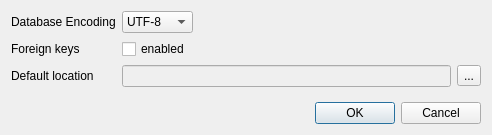
Above: src/PreferencesDialog.ui from sqlitebrowser/sqlitebrowser before the change. Below: the same form after it.
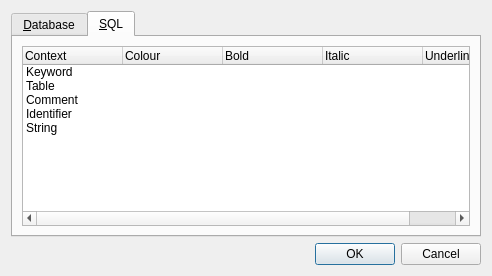
That is the form after the change. The open tabs and pages were chosen to show the change.

Commit message:
Make syntax highlighting configurable
Add new options to the preferences dialog to change the colours and text
styles used in the SQL syntax highlighter.

Diff of the .ui file:
```diff
--- a/src/PreferencesDialog.ui
+++ b/src/PreferencesDialog.ui
@@ -7,7 +7,7 @@
     <x>0</x>
     <y>0</y>
     <width>492</width>
-    <height>135</height>
+    <height>276</height>
    </rect>
   </property>
   <property name="windowTitle">
@@ -18,6 +18,14 @@
   </property>
   <layout class="QVBoxLayout" name="verticalLayout">
    <item>
+    <widget class="QTabWidget" name="tabWidget">
+     <property name="currentIndex">
+      <number>0</number>
+     </property>
+     <widget class="QWidget" name="tab">
+      <attribute name="title">
+       <string>&amp;Database</string>
+      </attribute>
     <layout class="QFormLayout" name="formLayout">
      <property name="fieldGrowthPolicy">
       <enum>QFormLayout::ExpandingFieldsGrow</enum>
@@ -25,7 +33,7 @@
      <item row="0" column="0">
       <widget class="QLabel" name="label">
        <property name="text">
-        <string>Database Encoding</string>
+          <string>Database &amp;encoding</string>
        </property>
        <property name="buddy">
         <cstring>encodingComboBox</cstring>
@@ -52,7 +60,7 @@
         <string>Open databases with foreign keys enabled.</string>
        </property>
        <property name="text">
-        <string>Foreign keys</string>
+          <string>&amp;Foreign keys</string>
        </property>
        <property name="buddy">
         <cstring>foreignKeysCheckBox</cstring>
@@ -69,7 +77,7 @@
      <item row="2" column="0">
       <widget class="QLabel" name="label_4">
        <property name="text">
-        <string>Default location</string>
+          <string>Default &amp;location</string>
        </property>
        <property name="buddy">
         <cstring>locationEdit</cstring>
@@ -95,6 +103,81 @@
       </layout>
      </item>
     </layout>
+     </widget>
+     <widget class="QWidget" name="tab_2">
+      <attribute name="title">
+       <string>&amp;SQL</string>
+      </attribute>
+      <layout class="QGridLayout" name="gridLayout">
+       <item row="0" column="0">
+        <widget class="QTreeWidget" name="treeSyntaxHighlighting">
+         <property name="showDropIndicator" stdset="0">
+          <bool>false</bool>
+         </property>
+         <property name="rootIsDecorated">
+          <bool>false</bool>
+         </property>
+         <column>
+          <property name="text">
+           <string>Context</string>
+          </property>
+         </column>
+         <column>
+          <property name="text">
+           <string>Colour</string>
+          </property>
+         </column>
+         <column>
+          <property name="text">
+           <string>Bold</string>
+          </property>
+         </column>
+         <column>
+          <property name="text">
+           <string>Italic</string>
+          </property>
+         </column>
+         <column>
+          <property name="text">
+           <string>Underline</string>
+          </property>
+         </column>
+         <item>
+          <property name="text">
+           <string>Keyword</string>
+          </property>
+          <property name="text">
+           <string/>
+          </property>
+          <property name="text">
+           <string/>
+          </property>
+         </item>
+         <item>
+          <property name="text">
+           <string>Table</string>
+          </property>
+         </item>
+         <item>
+          <property name="text">
+           <string>Comment</string>
+          </property>
+         </item>
+         <item>
+          <property name="text">
+           <string>Identifier</string>
+          </property>
+         </item>
+         <item>
+          <property name="text">
+           <string>String</string>
+          </property>
+         </item>
+        </widget>
+       </item>
+      </layout>
+     </widget>
+    </widget>
    </item>
    <item>
     <widget class="QDialogButtonBox" name="buttonBox">
```
Left out of the diff: 31 changed lines with no effect on the pictures. Lines whose indentation alone changed are shown as unchanged. The commit also changes 5 other files.
